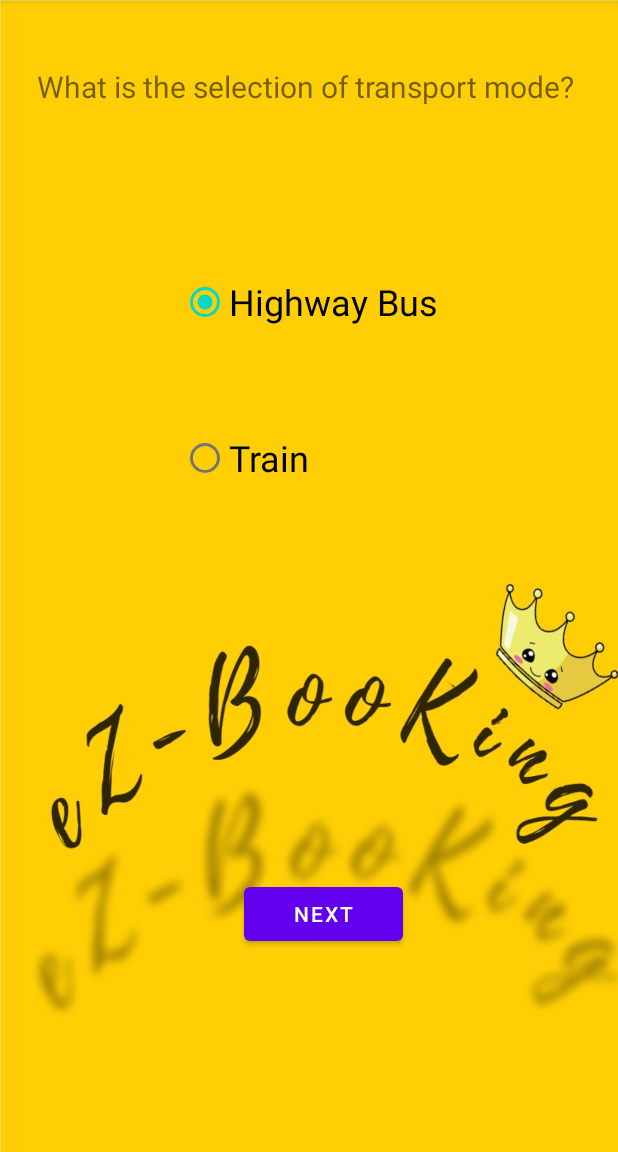
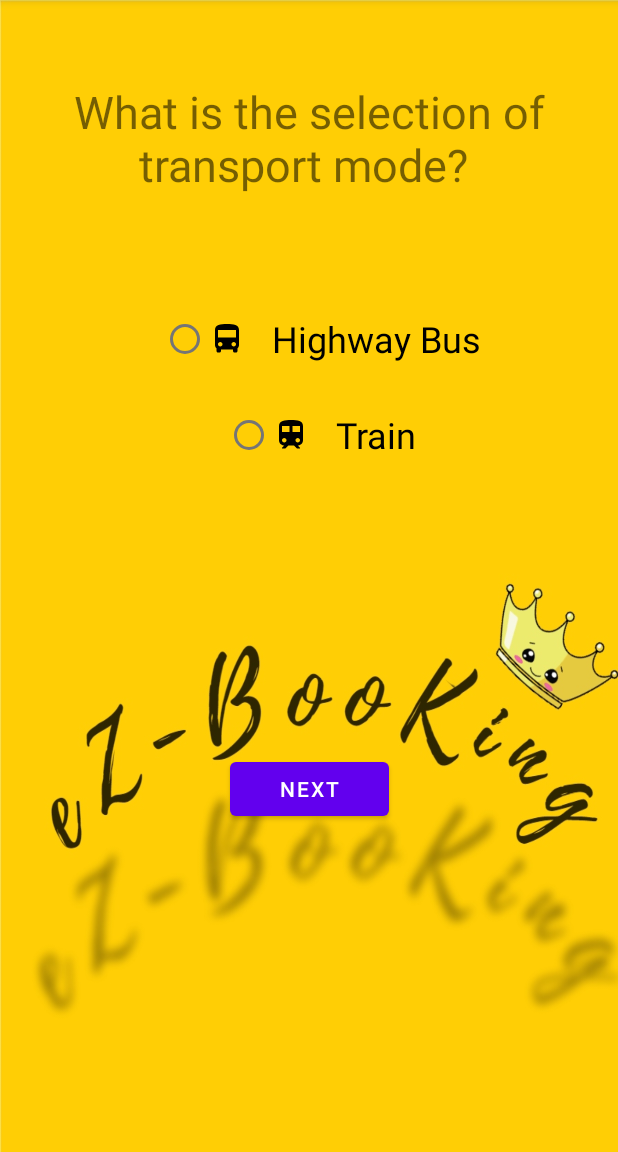
Before and after one commit to SaSinDu10/eZ-Booking, an Android app: the screen it shows after launch (TransMode), on a phone screen of 412 x 824 dp, the part 84-1236 px from its top. Run offline under Robolectric (Android 15) with nearby library versions, the phone set to English and light mode, and no system bars.

Commit message:
tenth commit

```diff
--- /dev/null
+++ b/app/src/main/res/drawable/ic_baseline_directions_bus_24.xml
@@ -0,0 +1,5 @@
+<vector android:height="24dp" android:tint="#000000"
+    android:viewportHeight="24" android:viewportWidth="24"
+    android:width="24dp" xmlns:android="http://schemas.android.com/apk/res/android">
+    <path android:fillColor="@android:color/white" android:pathData="M4,16c0,0.88 0.39,1.67 1,2.22L5,20c0,0.55 0.45,1 1,1h1c0.55,0 1,-0.45 1,-1v-1h8v1c0,0.55 0.45,1 1,1h1c0.55,0 1,-0.45 1,-1v-1.78c0.61,-0.55 1,-1.34 1,-2.22L20,6c0,-3.5 -3.58,-4 -8,-4s-8,0.5 -8,4v10zM7.5,17c-0.83,0 -1.5,-0.67 -1.5,-1.5S6.67,14 7.5,14s1.5,0.67 1.5,1.5S8.33,17 7.5,17zM16.5,17c-0.83,0 -1.5,-0.67 -1.5,-1.5s0.67,-1.5 1.5,-1.5 1.5,0.67 1.5,1.5 -0.67,1.5 -1.5,1.5zM18,11L6,11L6,6h12v5z"/>
+</vector>
--- /dev/null
+++ b/app/src/main/res/drawable/ic_baseline_train_24.xml
@@ -0,0 +1,5 @@
+<vector android:height="24dp" android:tint="#000000"
+    android:viewportHeight="24" android:viewportWidth="24"
+    android:width="24dp" xmlns:android="http://schemas.android.com/apk/res/android">
+    <path android:fillColor="@android:color/white" android:pathData="M12,2c-4,0 -8,0.5 -8,4v9.5C4,17.43 5.57,19 7.5,19L6,20.5v0.5h2.23l2,-2L14,19l2,2h2v-0.5L16.5,19c1.93,0 3.5,-1.57 3.5,-3.5L20,6c0,-3.5 -3.58,-4 -8,-4zM7.5,17c-0.83,0 -1.5,-0.67 -1.5,-1.5S6.67,14 7.5,14s1.5,0.67 1.5,1.5S8.33,17 7.5,17zM11,10L6,10L6,6h5v4zM13,10L13,6h5v4h-5zM16.5,17c-0.83,0 -1.5,-0.67 -1.5,-1.5s0.67,-1.5 1.5,-1.5 1.5,0.67 1.5,1.5 -0.67,1.5 -1.5,1.5z"/>
+</vector>
--- a/app/src/main/res/layout/activity_trans_mode.xml
+++ b/app/src/main/res/layout/activity_trans_mode.xml
@@ -5,6 +5,7 @@
     android:layout_width="match_parent"
     android:layout_height="match_parent"
     tools:context=".TransMode"
+    android:padding="10dp"
     android:background="@drawable/bg_image">
 
 
@@ -14,7 +15,8 @@
         android:layout_height="wrap_content"
         android:layout_marginTop="44dp"
         android:text="What is the selection of transport mode? "
-        android:textSize="20dp"
+        android:textSize="30dp"
+        android:textAlignment="center"
         app:layout_constraintEnd_toEndOf="parent"
         app:layout_constraintStart_toStartOf="parent"
         app:layout_constraintTop_toTopOf="parent" />
@@ -23,8 +25,10 @@
         android:id="@+id/radioGroup"
         android:layout_width="wrap_content"
         android:layout_height="wrap_content"
-        android:layout_marginTop="50dp"
+        android:layout_marginTop="16dp"
+        android:gravity="center"
         app:layout_constraintEnd_toEndOf="parent"
+        app:layout_constraintHorizontal_bias="0.545"
         app:layout_constraintStart_toStartOf="parent"
         app:layout_constraintTop_toBottomOf="@+id/textView3">
 
@@ -33,9 +37,10 @@
             android:layout_width="wrap_content"
             android:layout_height="wrap_content"
             android:layout_marginTop="56dp"
-        android:text="Highway Bus"
-        android:checked="true"
+            android:checked="false"
+            android:text="   Highway Bus"
             android:textSize="24dp"
+            android:drawableLeft="@drawable/ic_baseline_directions_bus_24"
             app:layout_constraintEnd_toEndOf="parent"
             app:layout_constraintStart_toStartOf="parent"
             app:layout_constraintTop_toBottomOf="@+id/textView3"
@@ -45,9 +50,10 @@
             android:id="@+id/rd_train"
             android:layout_width="wrap_content"
             android:layout_height="wrap_content"
-        android:layout_marginTop="56dp"
-        android:text="Train"
+            android:layout_marginTop="16dp"
+            android:text="   Train"
             android:textSize="24dp"
+            android:drawableLeft="@drawable/ic_baseline_train_24"
             app:layout_constraintEnd_toEndOf="parent"
             app:layout_constraintHorizontal_bias="0.506"
             app:layout_constraintStart_toStartOf="parent"
@@ -62,10 +68,9 @@
         android:layout_width="106dp"
         android:layout_height="wrap_content"
         android:layout_alignParentEnd="true"
-        android:layout_marginTop="256dp"
+        android:layout_marginTop="188dp"
         android:text="Next"
         app:layout_constraintEnd_toEndOf="parent"
-        app:layout_constraintHorizontal_bias="0.531"
         app:layout_constraintStart_toStartOf="parent"
         app:layout_constraintTop_toBottomOf="@+id/radioGroup"
         tools:ignore="MissingConstraints" />
```
Also changed, not shown: app/src/main/AndroidManifest.xml (+5 -2 lines), app/src/main/java/com/example/ez_booking/Qrcode.java (added, +62 -0 lines), app/src/main/res/layout/activity_destination.xml (+33 -34 lines), app/src/main/res/layout/activity_qrcode.xml (added, +33 -0 lines). Lines whose indentation alone changed are shown as unchanged.
